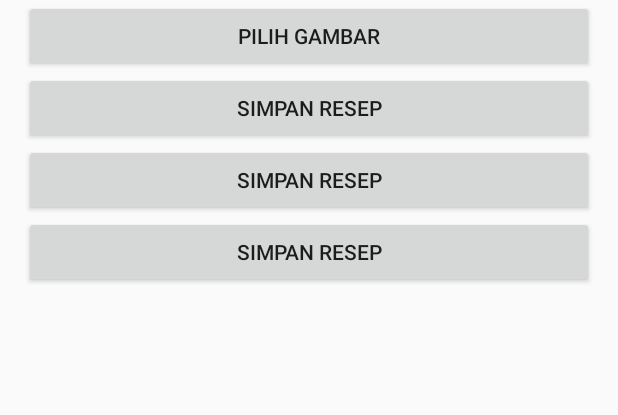
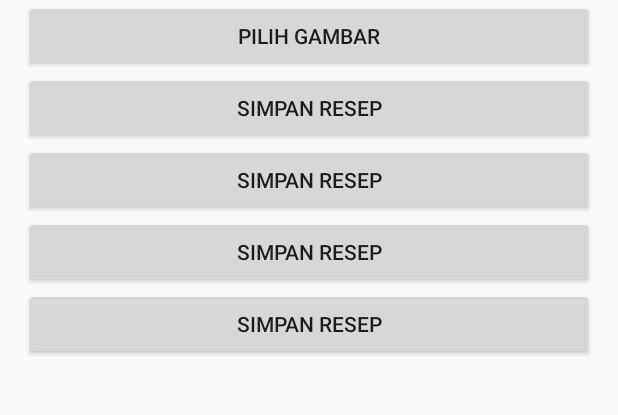
Before and after one commit to riyanardian/tugas-akhir-mobile, an Android app built with Jetpack Compose: the layout activity_tambah_resep.xml on its own in the app's theme, with its tools: preview values and no code run, on a phone screen of 412 x 824 dp, the part 460-875 px from its top. Run offline under Robolectric (Android 15) with nearby library versions, the light colour scheme and no system bars.

Commit message:
Deskripsi perubahan3

```diff
--- a/app/src/main/res/layout/activity_tambah_resep.xml
+++ b/app/src/main/res/layout/activity_tambah_resep.xml
@@ -49,4 +49,9 @@
         android:layout_width="match_parent"
         android:layout_height="wrap_content" />
 
+    <Button
+        android:id="@+id/btnS1"
+        android:text="Simpan Resep"
+        android:layout_width="match_parent"
+        android:layout_height="wrap_content" />
 </LinearLayout>
```
